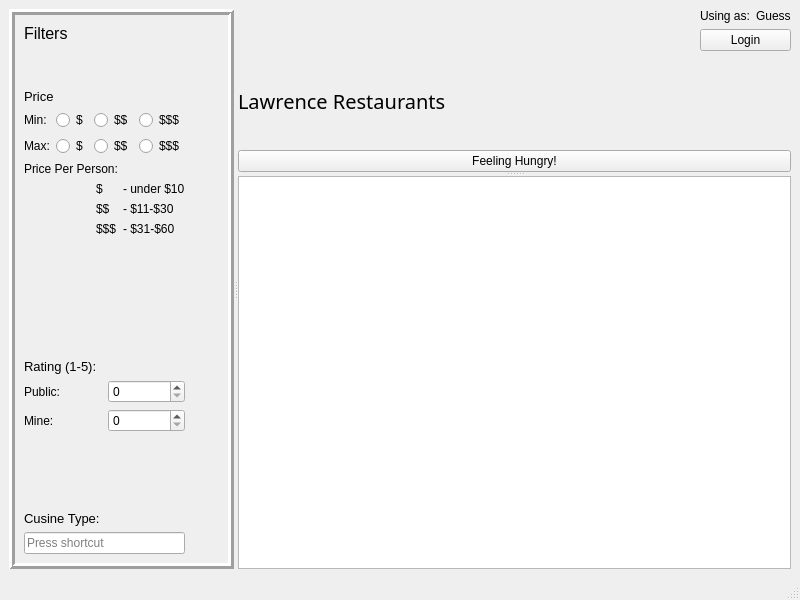
First picture: the form in Yalp_Application/yalpwindow.ui, repository cedevera02/eecs448-project4, before the edit.
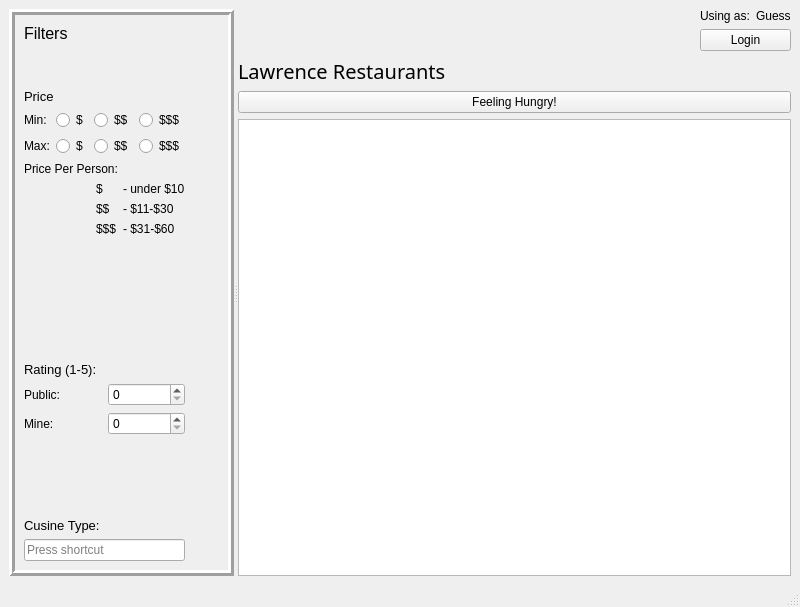
Second picture: the form after the edit.

Diff of the .ui file:
```diff
--- a/Yalp_Application/yalpwindow.ui
+++ b/Yalp_Application/yalpwindow.ui
@@ -7,7 +7,7 @@
     <x>0</x>
     <y>0</y>
     <width>800</width>
-    <height>600</height>
+    <height>607</height>
    </rect>
   </property>
   <property name="windowTitle">
@@ -321,7 +321,7 @@
         </item>
        </layout>
       </widget>
-      <widget class="QWidget" name="">
+      <widget class="QWidget" name="layoutWidget">
        <layout class="QVBoxLayout" name="verticalLayout_8">
         <item>
          <layout class="QHBoxLayout" name="horizontalLayout_7">
@@ -374,7 +374,7 @@
           <property name="orientation">
            <enum>Qt::Vertical</enum>
           </property>
-          <widget class="QWidget" name="">
+          <widget class="QWidget" name="layoutWidget">
            <layout class="QVBoxLayout" name="verticalLayout_6">
             <item>
              <widget class="QLabel" name="LawrenceRestaurantsLabel">
@@ -396,9 +396,11 @@
               </property>
              </widget>
             </item>
+            <item>
+             <widget class="QTextEdit" name="RestaurantTextEdit"/>
+            </item>
            </layout>
           </widget>
-          <widget class="QTextBrowser" name="RestaurantsTextBrowser"/>
          </widget>
         </item>
        </layout>
```
